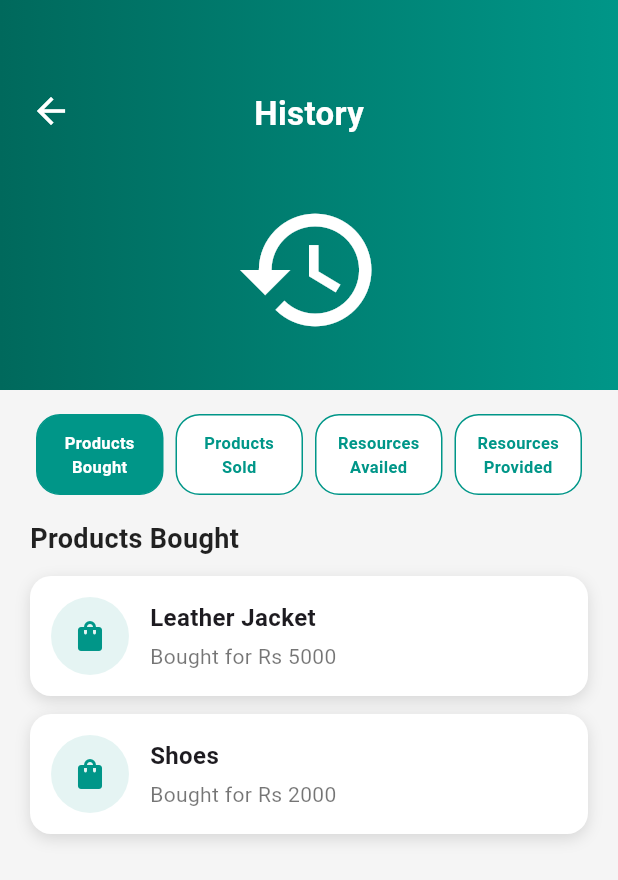
After one commit to Alishba-Sajid/Trade-Aid, a Flutter app: the HistoryScreen screen opened by its route, on a phone screen of 412 x 824 dp. The commit adds this screen. Shown: the top 880 px of the screen. Run offline on Flutter 3.47's test engine with Material 3 defaults, Android fonts, the phone set to English and light mode, and no system bars; our stand-ins replace geolocator, google_fonts, image_picker.

Commit message:
History Screen Added

```diff
--- a/frontend/trade_aid_app/lib/main.dart
+++ b/frontend/trade_aid_app/lib/main.dart
@@ -22,6 +22,7 @@ import 'screens/profile/personaldetailsprofile.dart';
 import 'screens/profile/changepassword.dart';
 import 'screens/profile/terms&conditions.dart';
 import 'screens/welcomeT&C.dart';
+import 'screens/profile/history_screen.dart';
 // models
 import 'models/product.dart';
 import 'models/resource.dart';
@@ -63,6 +64,7 @@ class TradeAidApp extends StatelessWidget {
         "/change_password": (_) => const ChangePasswordScreen(),
         '/terms_conditions': (context) => const TermsAndConditionsScreen(),
         '/welcome_terms': (context) => const WelcomeTermsScreen(),
+        '/history': (context) => const HistoryScreen(),
         // <-- added posting routes
         '/product_post': (context) => const ProductPostScreen(),
         '/resource_post': (context) => const ResourcePostScreen(),
--- /dev/null
+++ b/frontend/trade_aid_app/lib/screens/profile/history_screen.dart
@@ -0,0 +1,296 @@
+import 'package:flutter/material.dart';
+
+class HistoryScreen extends StatefulWidget {
+  const HistoryScreen({super.key});
+
+  @override
+  State<HistoryScreen> createState() => _HistoryScreenState();
+}
+
+class _HistoryScreenState extends State<HistoryScreen> {
+  int selectedIndex = 0; // 0=Bought, 1=Sold, 2=Taken, 3=Given
+
+  // ---------------- MOCK DATA ----------------
+  final List<_HistoryItem> boughtItems = [
+    _HistoryItem(
+      title: "Leather Jacket",
+      subtitle: "Bought for Rs 5000",
+      icon: Icons.shopping_bag,
+    ),
+    _HistoryItem(
+      title: "Shoes",
+      subtitle: "Bought for Rs 2000",
+      icon: Icons.shopping_bag,
+    ),
+  ];
+
+  final List<_HistoryItem> soldItems = [
+    _HistoryItem(
+      title: "Ceramic Vase",
+      subtitle: "Sold for Rs 1200",
+      icon: Icons.sell,
+    ),
+  ];
+
+  final List<_HistoryItem> resourcesTaken = [
+    _HistoryItem(
+      title: "Spacious Lawn",
+      subtitle: "Booked for Rs 2000 / hour",
+      icon: Icons.event_available,
+    ),
+  ];
+
+  final List<_HistoryItem> resourcesGiven = [
+    _HistoryItem(
+      title: "Washing Machine",
+      subtitle: "Provided at Rs 300 / hour",
+      icon: Icons.handshake,
+    ),
+  ];
+
+  @override
+  Widget build(BuildContext context) {
+    return Scaffold(
+      backgroundColor: Colors.grey.shade100,
+      body: Column(
+        children: [
+          // ---------------- HEADER ----------------
+          Container(
+            width: double.infinity,
+            height: 260,
+            decoration: const BoxDecoration(
+              gradient: LinearGradient(
+                colors: [Color(0xFF00695C), Color(0xFF009688)],
+              ),
+            ),
+            child: Stack(
+              children: [
+                Positioned(
+                  top: 60,
+                  left: 20,
+                  child: GestureDetector(
+                    onTap: () => Navigator.pop(context),
+                    child: const Icon(
+                      Icons.arrow_back,
+                      color: Colors.white,
+                      size: 28,
+                    ),
+                  ),
+                ),
+                Positioned.fill(
+                  top: 60,
+                  child: Align(
+                    alignment: Alignment.topCenter,
+                    child: const Text(
+                      "History",
+                      style: TextStyle(
+                        color: Colors.white,
+                        fontSize: 22,
+                        fontWeight: FontWeight.bold,
+                      ),
+                    ),
+                  ),
+                ),
+                const Positioned(
+                  bottom: 30,
+                  left: 0,
+                  right: 0,
+                  child: Icon(Icons.history, color: Colors.white, size: 100),
+                ),
+              ],
+            ),
+          ),
+
+          // ---------------- CONTENT ----------------
+          Expanded(
+            child: Column(
+              children: [
+                // ----------- TABS -----------
+                Padding(
+                  padding: const EdgeInsets.symmetric(
+                    horizontal: 20,
+                    vertical: 16,
+                  ),
+                  child: Row(
+                    children: [
+                      _tabButton("Products Bought", 0),
+                      _tabButton("Products Sold", 1),
+                      _tabButton("Resources Availed", 2),
+                      _tabButton("Resources Provided", 3),
+                    ],
+                  ),
+                ),
+
+                // ----------- LIST AREA -----------
+                Expanded(
+                  child: SingleChildScrollView(
+                    padding: const EdgeInsets.symmetric(horizontal: 20),
+                    child: _buildSelectedSection(),
+                  ),
+                ),
+              ],
+            ),
+          ),
+        ],
+      ),
+    );
+  }
+
+  // ---------------- TAB BUTTON ----------------
+  Widget _tabButton(String text, int index) {
+    final bool isSelected = selectedIndex == index;
+
+    return Expanded(
+      child: GestureDetector(
+        onTap: () {
+          setState(() {
+            selectedIndex = index;
+          });
+        },
+        child: Container(
+          margin: const EdgeInsets.symmetric(horizontal: 4),
+          padding: const EdgeInsets.symmetric(vertical: 10, horizontal: 6),
+          decoration: BoxDecoration(
+            color: isSelected ? const Color(0xFF009688) : Colors.white,
+            borderRadius: BorderRadius.circular(16),
+            border: Border.all(color: const Color(0xFF009688)),
+          ),
+          child: Center(
+            child: Text(
+              text,
+              textAlign: TextAlign.center,
+              maxLines: 2,
+              overflow: TextOverflow.ellipsis,
+              style: TextStyle(
+                color: isSelected ? Colors.white : const Color(0xFF009688),
+                fontWeight: FontWeight.bold,
+                fontSize: 11,
+              ),
+            ),
+          ),
+        ),
+      ),
+    );
+  }
+
+  // ---------------- SELECTED SECTION ----------------
+  Widget _buildSelectedSection() {
+    switch (selectedIndex) {
+      case 0:
+        return _buildSection("Products Bought", boughtItems);
+      case 1:
+        return _buildSection("Products Sold", soldItems);
+      case 2:
+        return _buildSection("Resources Availed", resourcesTaken);
+      case 3:
+        return _buildSection("Resources Provided", resourcesGiven);
+      default:
+        return _buildSection("Products Bought", boughtItems);
+    }
+  }
+
+  // ---------------- SECTION BUILDER ----------------
+  Widget _buildSection(String title, List<_HistoryItem> items) {
+    return Column(
+      crossAxisAlignment: CrossAxisAlignment.start,
+      children: [
+        Text(
+          title,
+          style: const TextStyle(
+            fontSize: 18,
+            fontWeight: FontWeight.bold,
+            color: Colors.black87,
+          ),
+        ),
+        const SizedBox(height: 12),
+        if (items.isEmpty)
+          Container(
+            padding: const EdgeInsets.all(16),
+            decoration: BoxDecoration(
+              color: Colors.white,
+              borderRadius: BorderRadius.circular(14),
+              boxShadow: const [
+                BoxShadow(color: Colors.black12, blurRadius: 6),
+              ],
+            ),
+            child: const Center(
+              child: Text("No items yet", style: TextStyle(color: Colors.grey)),
+            ),
+          )
+        else
+          Column(
+            children: items
+                .map(
+                  (item) => Padding(
+                    padding: const EdgeInsets.only(bottom: 12),
+                    child: _HistoryCard(item: item),
+                  ),
+                )
+                .toList(),
+          ),
+        const SizedBox(height: 20),
+      ],
+    );
+  }
+}
+
+// ---------------- CARD WIDGET ----------------
+class _HistoryCard extends StatelessWidget {
+  final _HistoryItem item;
+  const _HistoryCard({required this.item});
+
+  @override
+  Widget build(BuildContext context) {
+    return Container(
+      padding: const EdgeInsets.all(14),
+      decoration: BoxDecoration(
+        color: Colors.white,
+        borderRadius: BorderRadius.circular(14),
+        boxShadow: const [
+          BoxShadow(color: Colors.black12, blurRadius: 8, offset: Offset(0, 3)),
+        ],
+      ),
+      child: Row(
+        children: [
+          CircleAvatar(
+            radius: 26,
+            backgroundColor: Colors.teal.withOpacity(0.1),
+            child: Icon(item.icon, color: Colors.teal),
+          ),
+          const SizedBox(width: 14),
+          Expanded(
+            child: Column(
+              crossAxisAlignment: CrossAxisAlignment.start,
+              children: [
+                Text(
+                  item.title,
+                  style: const TextStyle(
+                    fontSize: 16,
+                    fontWeight: FontWeight.bold,
+                  ),
+                ),
+                const SizedBox(height: 4),
+                Text(
+                  item.subtitle,
+                  style: const TextStyle(color: Colors.black54),
+                ),
+              ],
+            ),
+          ),
+        ],
+      ),
+    );
+  }
+}
+
+// ---------------- MODEL ----------------
+class _HistoryItem {
+  final String title;
+  final String subtitle;
+  final IconData icon;
+  _HistoryItem({
+    required this.title,
+    required this.subtitle,
+    required this.icon,
+  });
+}
```
